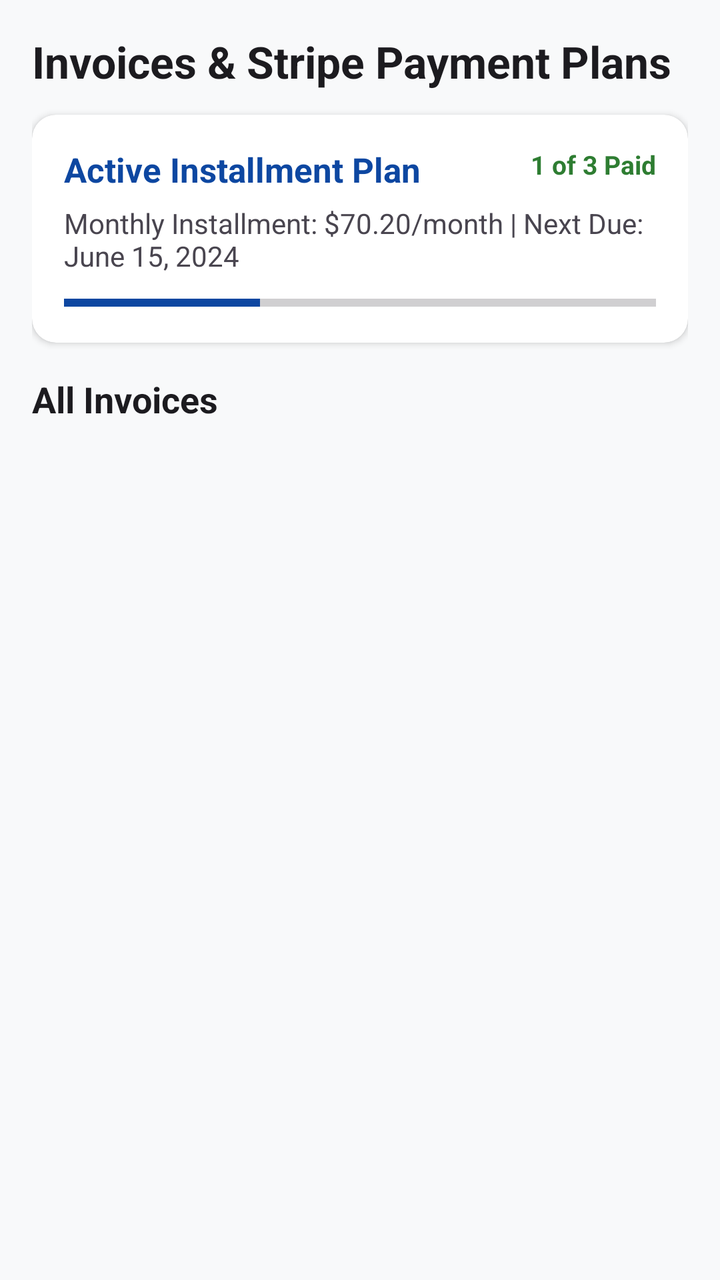
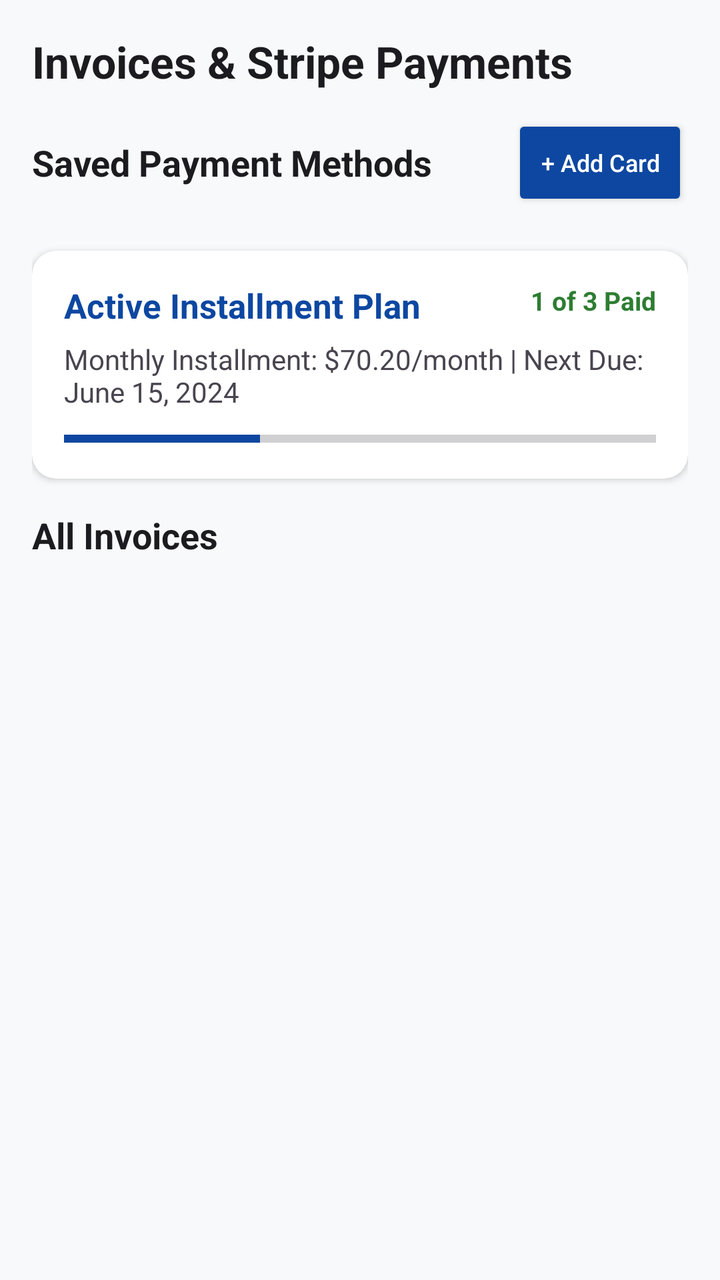

The first picture is an Android layout as it rendered before a commit; the second is the same layout after the commit. The layout source and the unified diff follow.
<!-- AndroidManifest.xml: application theme Theme.SecureAFenceClient -->
<!-- res/layout/fragment_invoices_payments.xml -->
<?xml version="1.0" encoding="utf-8"?>
<LinearLayout xmlns:android="http://schemas.android.com/apk/res/android"
    xmlns:app="http://schemas.android.com/apk/res-auto"
    android:layout_width="match_parent"
    android:layout_height="match_parent"
    android:orientation="vertical"
    android:background="@color/bg_light"
    android:padding="16dp">

    <TextView
        android:layout_width="wrap_content"
        android:layout_height="wrap_content"
        android:text="Invoices &amp; Stripe Payment Plans"
        android:textColor="@color/text_primary"
        android:textSize="22sp"
        android:textStyle="bold"
        android:layout_marginBottom="12dp" />

    <androidx.cardview.widget.CardView
        android:layout_width="match_parent"
        android:layout_height="wrap_content"
        app:cardBackgroundColor="@color/white"
        app:cardCornerRadius="12dp"
        android:layout_marginBottom="16dp">

        <LinearLayout
            android:layout_width="match_parent"
            android:layout_height="wrap_content"
            android:orientation="vertical"
            android:padding="16dp">

            <RelativeLayout
                android:layout_width="match_parent"
                android:layout_height="wrap_content">

                <TextView
                    android:layout_width="wrap_content"
                    android:layout_height="wrap_content"
                    android:text="Active Installment Plan"
                    android:textColor="@color/primary_blue"
                    android:textSize="17sp"
                    android:textStyle="bold" />

                <TextView
                    android:id="@+id/tvPlanStatus"
                    android:layout_width="wrap_content"
                    android:layout_height="wrap_content"
                    android:text="1 of 3 Paid"
                    android:textColor="@color/status_green"
                    android:textSize="13sp"
                    android:textStyle="bold"
                    android:layout_alignParentEnd="true" />
            </RelativeLayout>

            <TextView
                android:id="@+id/tvPlanDetails"
                android:layout_width="wrap_content"
                android:layout_height="wrap_content"
                android:text="Monthly Installment: $70.20/month | Next Due: June 15, 2024"
                android:textColor="@color/text_secondary"
                android:textSize="14sp"
                android:layout_marginTop="6dp" />

            <ProgressBar
                style="?android:attr/progressBarStyleHorizontal"
                android:layout_width="match_parent"
                android:layout_height="8dp"
                android:progress="33"
                android:progressTint="@color/primary_blue"
                android:layout_marginTop="10dp" />

        </LinearLayout>
    </androidx.cardview.widget.CardView>

    <TextView
        android:layout_width="wrap_content"
        android:layout_height="wrap_content"
        android:text="All Invoices"
        android:textColor="@color/text_primary"
        android:textSize="18sp"
        android:textStyle="bold"
        android:layout_marginBottom="8dp" />

    <ProgressBar
        android:id="@+id/pbLoading"
        android:layout_width="wrap_content"
        android:layout_height="wrap_content"
        android:layout_gravity="center"
        android:indeterminateTint="@color/primary_blue"
        android:visibility="gone" />

    <androidx.recyclerview.widget.RecyclerView
        android:id="@+id/rvInvoices"
        android:layout_width="match_parent"
        android:layout_height="0dp"
        android:layout_weight="1" />

</LinearLayout>
<!-- resources referenced by this layout -->
<resources>
  <color name="bg_light">#F8F9FA</color>
  <color name="primary_blue">#0D47A1</color>
  <color name="status_green">#2E7D32</color>
  <color name="text_primary">#1C1B1F</color>
  <color name="text_secondary">#49454F</color>
  <color name="white">#FFFFFF</color>
  <style name="Theme.SecureAFenceClient" parent="Theme.Material3.DayNight.NoActionBar">
          <item name="colorPrimary">@color/primary_blue</item>
          <item name="colorSecondary">@color/accent_orange</item>
          <item name="colorOnPrimary">@color/white</item>
          <item name="colorOnSecondary">@color/white</item>
          <item name="android:windowBackground">@color/bg_light</item>
          <item name="android:textColorPrimary">@color/text_primary</item>
          <item name="android:textColorSecondary">@color/text_secondary</item>
          <item name="android:statusBarColor">@color/primary_blue</item>
      </style>
  <color name="accent_orange">#FF6D00</color>
</resources>

<!-- the commit's change to res/layout/fragment_invoices_payments.xml (unified diff, before → after) -->
@@ -10,12 +10,46 @@
     <TextView
         android:layout_width="wrap_content"
         android:layout_height="wrap_content"
-        android:text="Invoices &amp; Stripe Payment Plans"
+        android:text="Invoices &amp; Stripe Payments"
         android:textColor="@color/text_primary"
         android:textSize="22sp"
         android:textStyle="bold"
         android:layout_marginBottom="12dp" />
 
+    
+    <RelativeLayout
+        android:layout_width="match_parent"
+        android:layout_height="wrap_content"
+        android:layout_marginBottom="8dp">
+
+        <TextView
+            android:layout_width="wrap_content"
+            android:layout_height="wrap_content"
+            android:text="Saved Payment Methods"
+            android:textColor="@color/text_primary"
+            android:textSize="18sp"
+            android:textStyle="bold"
+            android:layout_centerVertical="true" />
+
+        <Button
+            android:id="@+id/btnAddPaymentMethod"
+            android:layout_width="wrap_content"
+            android:layout_height="wrap_content"
+            android:text="+ Add Card"
+            android:textAllCaps="false"
+            android:textSize="12sp"
+            android:backgroundTint="@color/primary_blue"
+            android:textColor="@color/white"
+            android:layout_alignParentEnd="true" />
+    </RelativeLayout>
+
+    <androidx.recyclerview.widget.RecyclerView
+        android:id="@+id/rvPaymentMethods"
+        android:layout_width="match_parent"
+        android:layout_height="wrap_content"
+        android:layout_marginBottom="12dp" />
+
+    
     <androidx.cardview.widget.CardView
         android:layout_width="match_parent"
         android:layout_height="wrap_content"
